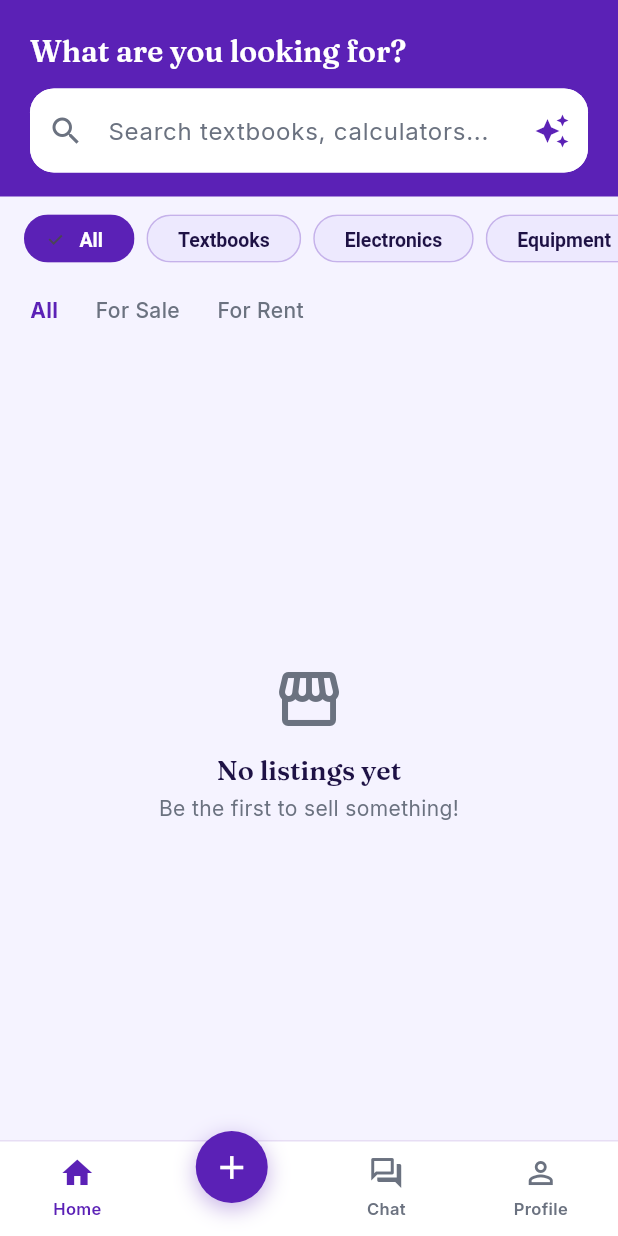
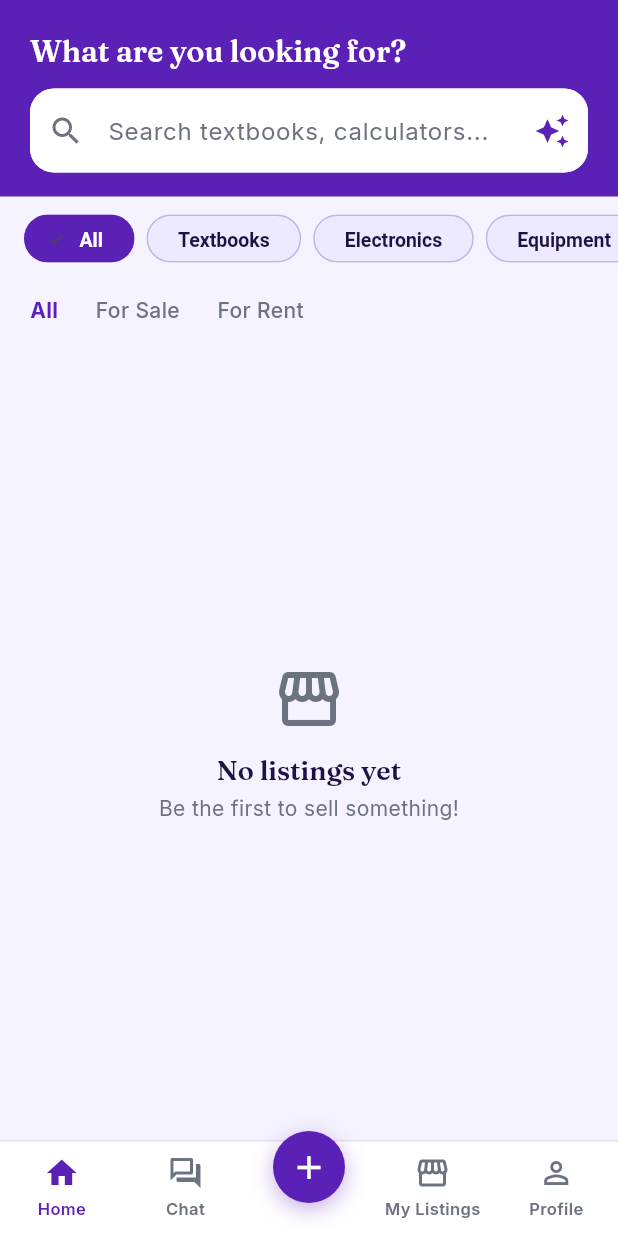
Before and after one commit to xiangzhi2003/UniLink---FYP, a Flutter app: the screen it shows once a user with an empty profile is signed in, on a phone screen of 412 x 824 dp. Run offline on Flutter 3.47's test engine with Material 3 defaults, Android fonts, the phone set to English and light mode, and no system bars; our stand-ins replace cached_network_image, flutter_dotenv, flutter_riverpod, google_fonts, image_picker, qr_flutter and 3 more; missing offline and left inert: mobile_scanner; accounts and stored records are empty.

Commit message:
Restructure bottom nav, drop Home's Your Listings section, unlock chatbot comparisons
Bottom nav is now Home / Chat / Sell / My Listings / Profile (My Listings
promoted to a tab). Home is now a pure discovery feed of other students'
listings since the user's own now live in the dedicated My Listings tab.
The per-listing AI chatbot's prompt no longer tells it to stay narrowly
scoped to the listing's own text -- it can now compare the item to other
real-world brands/products using general knowledge, while still never
inventing other UniLink listings it has no data on.

Co-Authored-By: Claude Sonnet 5 <noreply@anthropic.com>

```diff
--- a/frontend/lib/screens/home/home_shell.dart
+++ b/frontend/lib/screens/home/home_shell.dart
@@ -6,12 +6,13 @@ import '../../widgets/app_bottom_nav.dart';
 import '../chat/chat_list_screen.dart';
 import '../marketplace/browse_screen.dart';
 import '../marketplace/create_listing_screen.dart';
+import '../marketplace/my_listings_screen.dart';
 import '../profile/profile_screen.dart';
 
-/// Signed-in shell: Home / Sell / Chat / Profile, with a bottom nav bar on
-/// phones and a side rail on wide screens. Deals and My Listings are no
-/// longer top-level tabs — they're reached from Profile. AI search now lives
-/// per-listing ("Ask AI about this item") rather than as its own tab.
+/// Signed-in shell: Home / Chat / Sell / My Listings / Profile, with a
+/// bottom nav bar on phones and a side rail on wide screens. Deals are
+/// reached from Profile. AI search now lives per-listing ("Ask AI about
+/// this item") rather than as its own tab.
 class HomeShell extends ConsumerStatefulWidget {
   const HomeShell({super.key});
 
@@ -24,8 +25,9 @@ class _HomeShellState extends ConsumerState<HomeShell> {
 
   final _browseKey = GlobalKey<BrowseScreenState>();
   final _chatsKey = GlobalKey<ChatListScreenState>();
+  final _myListingsKey = GlobalKey<MyListingsScreenState>();
 
-  static const _titles = {0: 'Home', 2: 'Chat', 3: 'Profile'};
+  static const _titles = {0: 'Home', 1: 'Chat', 3: 'My Listings', 4: 'Profile'};
 
   Future<void> _openCreateListing() async {
     final created = await Navigator.of(context).push<bool>(
@@ -33,11 +35,12 @@ class _HomeShellState extends ConsumerState<HomeShell> {
     );
     if (created == true) {
       _browseKey.currentState?.reload();
+      _myListingsKey.currentState?.reload();
     }
   }
 
   void _selectTab(int index) {
-    if (index == 1) {
+    if (index == 2) {
       _openCreateListing();
       return;
     }
@@ -52,7 +55,8 @@ class _HomeShellState extends ConsumerState<HomeShell> {
 
     final body = switch (_tab) {
       0 => BrowseScreen(key: _browseKey),
-      2 => ChatListScreen(key: _chatsKey),
+      1 => ChatListScreen(key: _chatsKey),
+      3 => MyListingsScreen(key: _myListingsKey),
       _ => const ProfileScreen(),
     };
 
@@ -86,17 +90,22 @@ class _HomeShellState extends ConsumerState<HomeShell> {
                           selectedIcon: Icon(Icons.home),
                           label: Text('Home'),
                         ),
-                        const NavigationRailDestination(
-                          icon: Icon(Icons.add_circle_outline),
-                          selectedIcon: Icon(Icons.add_circle),
-                          label: Text('Sell'),
-                        ),
                         NavigationRailDestination(
                           icon: unread > 0
                               ? Badge(label: Text('$unread'), child: const Icon(Icons.forum_outlined))
                               : const Icon(Icons.forum_outlined),
                           selectedIcon: const Icon(Icons.forum),
                           label: const Text('Chat'),
+                        ),
+                        const NavigationRailDestination(
+                          icon: Icon(Icons.add_circle_outline),
+                          selectedIcon: Icon(Icons.add_circle),
+                          label: Text('Sell'),
+                        ),
+                        const NavigationRailDestination(
+                          icon: Icon(Icons.storefront_outlined),
+                          selectedIcon: Icon(Icons.storefront),
+                          label: Text('My Listings'),
                         ),
                         NavigationRailDestination(
                           icon: unreadNotifications > 0
--- a/frontend/lib/widgets/app_bottom_nav.dart
+++ b/frontend/lib/widgets/app_bottom_nav.dart
@@ -1,11 +1,11 @@
 import 'package:flutter/material.dart';
 import '../theme/app_theme.dart';
 
-/// 4-item bottom bar: Home / Sell (raised center action) / Chat / Profile.
-/// The center "Sell" item never shows as selected; it always just triggers
-/// [onSell].
+/// 5-item bottom bar: Home / Chat / Sell (raised center action) / My
+/// Listings / Profile. The center "Sell" item never shows as selected; it
+/// always just triggers [onSell].
 class AppBottomNav extends StatelessWidget {
-  final int selectedIndex; // 0=Home, 2=Chat, 3=Profile
+  final int selectedIndex; // 0=Home, 1=Chat, 3=My Listings, 4=Profile
   final ValueChanged<int> onSelect;
   final VoidCallback onSell;
   final int chatUnreadCount;
@@ -41,21 +41,28 @@ class AppBottomNav extends StatelessWidget {
                 selected: selectedIndex == 0,
                 onTap: () => onSelect(0),
               ),
-              _SellItem(onTap: onSell),
               _NavItem(
                 icon: Icons.forum_outlined,
                 selectedIcon: Icons.forum,
                 label: 'Chat',
-                selected: selectedIndex == 2,
-                onTap: () => onSelect(2),
+                selected: selectedIndex == 1,
+                onTap: () => onSelect(1),
                 badgeCount: chatUnreadCount,
+              ),
+              _SellItem(onTap: onSell),
+              _NavItem(
+                icon: Icons.storefront_outlined,
+                selectedIcon: Icons.storefront,
+                label: 'My Listings',
+                selected: selectedIndex == 3,
+                onTap: () => onSelect(3),
               ),
               _NavItem(
                 icon: Icons.person_outline,
                 selectedIcon: Icons.person,
                 label: 'Profile',
-                selected: selectedIndex == 3,
-                onTap: () => onSelect(3),
+                selected: selectedIndex == 4,
+                onTap: () => onSelect(4),
                 badgeCount: profileUnreadCount,
                 badgeColor: Colors.red,
               ),
```
Also changed, not shown: frontend/lib/screens/marketplace/browse_screen.dart (+8 -57 lines), 1 other file.
